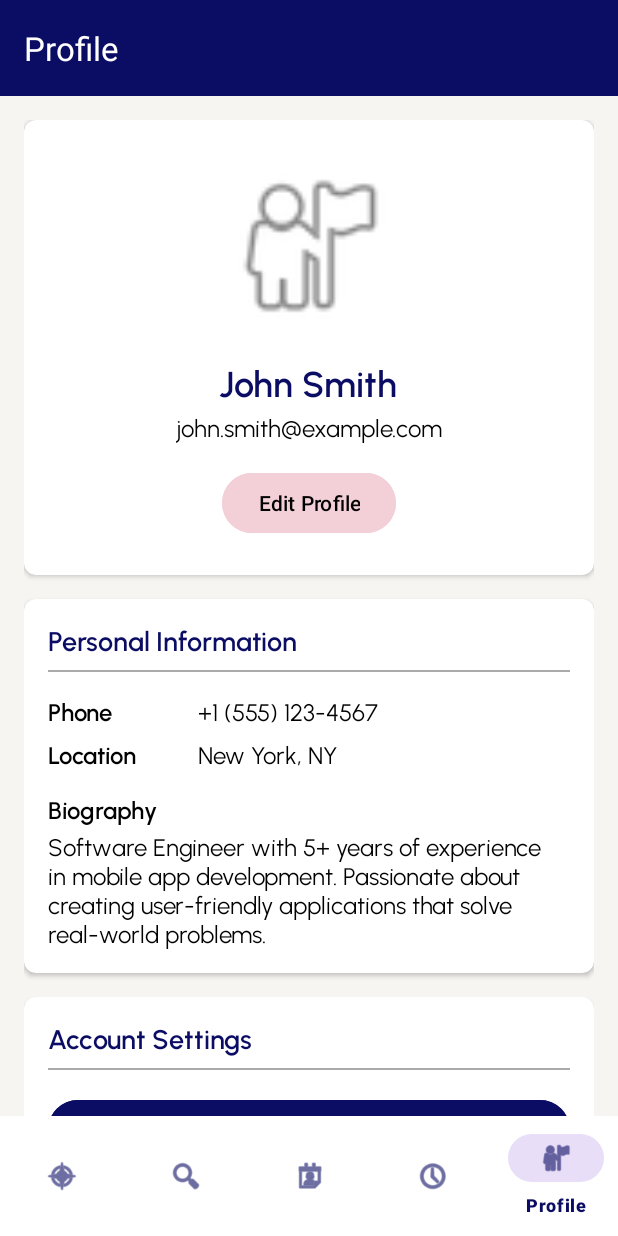
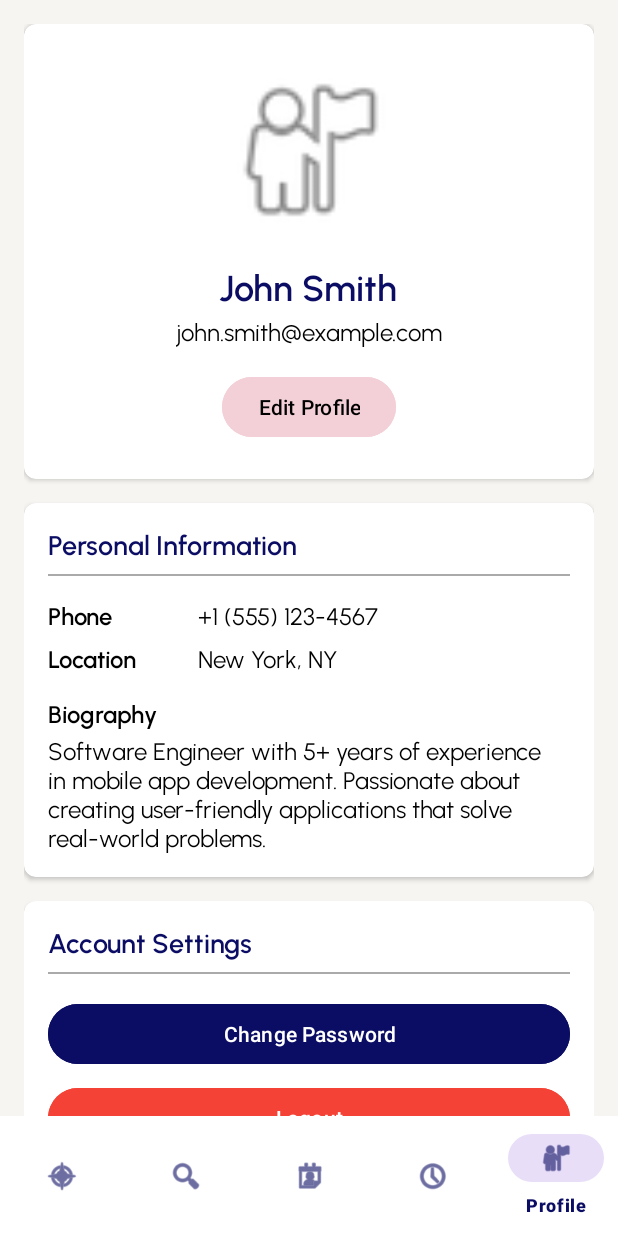
Before and after one commit to jayr-o1/capstone-unitechhr-mobile, an Android app: the screen it shows after launch (MainActivity), item 5 of the bottom bar chosen, on a phone screen of 412 x 824 dp. Run offline under Robolectric (Android 15) with nearby library versions, the phone set to English and light mode, and no system bars; our stand-ins replace CircleImageView, navigation-ui.

Commit message:
Refactor MainActivity by removing the toolbar and associated action bar setup, and update layout constraints in activity_main.xml for improved UI structure.

```diff
--- a/app/src/main/java/com/capstone/unitechhr/MainActivity.kt
+++ b/app/src/main/java/com/capstone/unitechhr/MainActivity.kt
@@ -7,26 +7,17 @@ import androidx.core.view.ViewCompat
 import androidx.core.view.WindowInsetsCompat
 import androidx.navigation.NavController
 import androidx.navigation.fragment.NavHostFragment
-import androidx.navigation.ui.AppBarConfiguration
-import androidx.navigation.ui.navigateUp
-import androidx.navigation.ui.setupActionBarWithNavController
 import androidx.navigation.ui.setupWithNavController
 import com.google.android.material.bottomnavigation.BottomNavigationView
-import androidx.appcompat.widget.Toolbar
 
 class MainActivity : AppCompatActivity() {
 
     private lateinit var navController: NavController
-    private lateinit var appBarConfiguration: AppBarConfiguration
 
     override fun onCreate(savedInstanceState: Bundle?) {
         super.onCreate(savedInstanceState)
         enableEdgeToEdge()
         setContentView(R.layout.activity_main)
-
-        // Set up the toolbar
-        val toolbar = findViewById<Toolbar>(R.id.toolbar)
-        setSupportActionBar(toolbar)
 
         ViewCompat.setOnApplyWindowInsetsListener(findViewById(R.id.main)) { v, insets ->
             val systemBars = insets.getInsets(WindowInsetsCompat.Type.systemBars())
@@ -42,21 +33,5 @@ class MainActivity : AppCompatActivity() {
         // Setup Bottom Navigation
         val bottomNavigationView = findViewById<BottomNavigationView>(R.id.bottom_navigation)
         bottomNavigationView.setupWithNavController(navController)
-
-        // Setup Action Bar with Navigation
-        appBarConfiguration = AppBarConfiguration(
-            setOf(
-                R.id.homeFragment,
-                R.id.jobListingFragment,
-                R.id.interviewScheduleFragment,
-                R.id.applicantListFragment,
-                R.id.profileFragment
-            )
-        )
-        setupActionBarWithNavController(navController, appBarConfiguration)
-    }
-
-    override fun onSupportNavigateUp(): Boolean {
-        return navController.navigateUp(appBarConfiguration) || super.onSupportNavigateUp()
     }
 }
--- a/app/src/main/res/layout/activity_main.xml
+++ b/app/src/main/res/layout/activity_main.xml
@@ -6,18 +6,6 @@
     android:layout_width="match_parent"
     android:layout_height="match_parent"
     tools:context=".MainActivity">
-
-    <androidx.appcompat.widget.Toolbar
-        android:id="@+id/toolbar"
-        android:layout_width="match_parent"
-        android:layout_height="?attr/actionBarSize"
-        android:background="@color/blue"
-        android:elevation="4dp"
-        android:theme="@style/ThemeOverlay.AppCompat.Dark.ActionBar"
-        app:popupTheme="@style/ThemeOverlay.AppCompat.Light"
-        app:layout_constraintTop_toTopOf="parent"
-        app:layout_constraintStart_toStartOf="parent"
-        app:layout_constraintEnd_toEndOf="parent" />
 
     <androidx.fragment.app.FragmentContainerView
         android:id="@+id/fragmentContainer"
@@ -28,7 +16,7 @@
         app:layout_constraintBottom_toTopOf="@+id/bottom_navigation"
         app:layout_constraintEnd_toEndOf="parent"
         app:layout_constraintStart_toStartOf="parent"
-        app:layout_constraintTop_toBottomOf="@+id/toolbar"
+        app:layout_constraintTop_toTopOf="parent"
         app:navGraph="@navigation/nav_graph" />
 
     <com.google.android.material.bottomnavigation.BottomNavigationView
```
